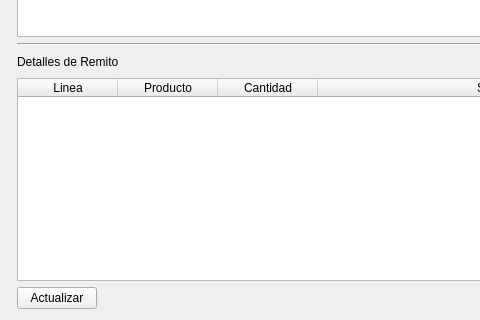
Before: the Qt Designer form ventanas/vtnRemito.ui in leaLuque/FarmaciaCrisol, drawn with Qt 5; both pictures show x 0 to 480 and y 205 to 525 of the 692 by 525 pixel window.
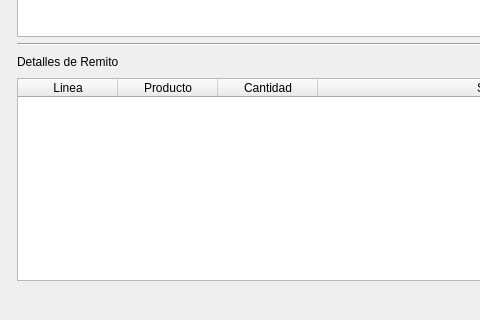
After: the same form once the commit is applied.

```diff
--- a/ventanas/vtnRemito.ui
+++ b/ventanas/vtnRemito.ui
@@ -118,13 +118,6 @@
    </item>
    <item row="11" column="1">
     <layout class="QHBoxLayout" name="horizontalLayout_2">
-     <item>
-      <widget class="QPushButton" name="btnActualizar">
-       <property name="text">
-        <string>Actualizar</string>
-       </property>
-      </widget>
-     </item>
      <item>
       <spacer name="horizontalSpacer">
        <property name="orientation">
```
